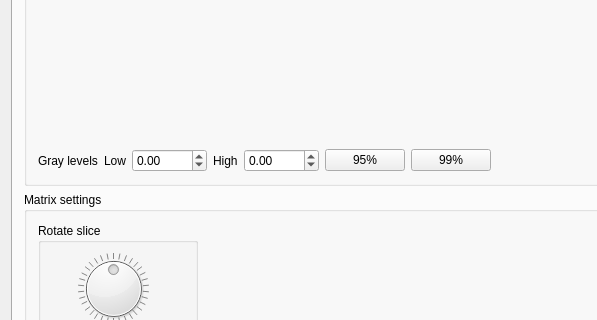
Old version of the form applications/muhrec/src/muhrecmainwindow.ui in the repository neutronimaging/imagingsuite; both pictures show x 0 to 597 and y 205 to 525 of the 1136 by 856 pixel window.
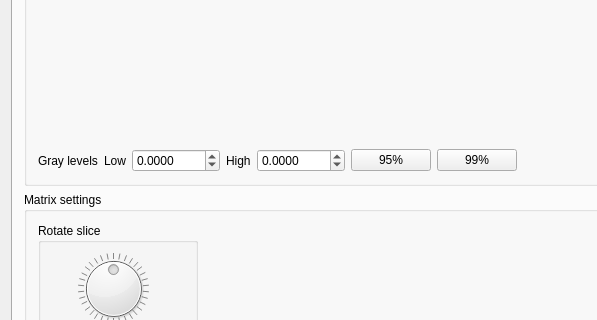
New version of the form. The open tabs and pages were chosen to show the change. Custom widgets are drawn as their Qt base class.

Commit message: Added digits to the graylevel field Added more file checks in the deployment scripts

Patch:
```diff
--- a/applications/muhrec/src/muhrecmainwindow.ui
+++ b/applications/muhrec/src/muhrecmainwindow.ui
@@ -1781,6 +1781,9 @@
                <property name="toolTip">
                 <string>Lowest gray level of the reconstructed data</string>
                </property>
+               <property name="decimals">
+                <number>4</number>
+               </property>
                <property name="minimum">
                 <double>-1000.000000000000000</double>
                </property>
@@ -1807,6 +1810,9 @@
                <property name="toolTip">
                 <string>Highest gray level of the reconstructed data</string>
                </property>
+               <property name="decimals">
+                <number>4</number>
+               </property>
                <property name="minimum">
                 <double>-1000.000000000000000</double>
                </property>
```
Left out of the diff: 2 changed lines with no effect on the pictures. The commit also changes 2 other files.
